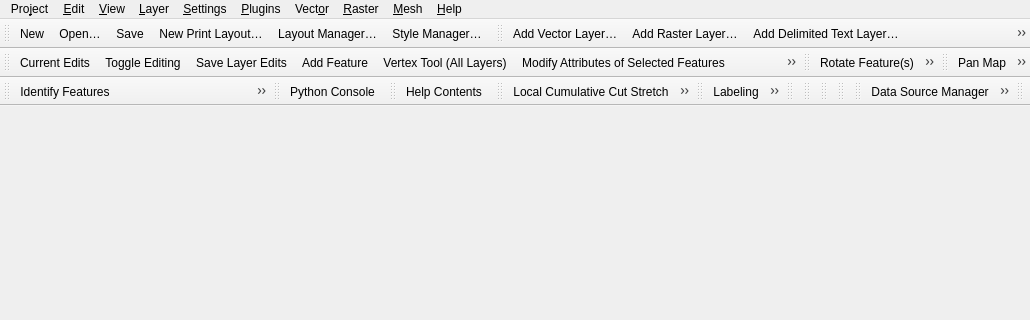
First picture: the form in src/ui/qgisapp.ui, repository qgis/QGIS, before the edit; both pictures show x 0 to 1030 and y 0 to 320 of the 1030 by 506 pixel window.
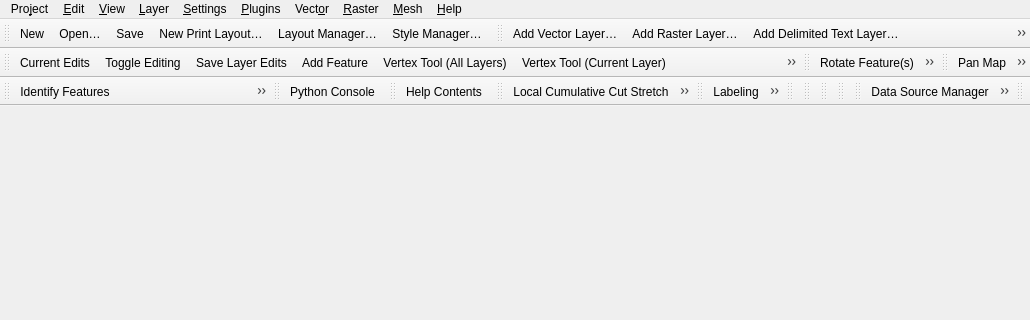
Second picture: the form after the edit. Icons and pictures are not drawn.

```diff
--- a/src/ui/qgisapp.ui
+++ b/src/ui/qgisapp.ui
@@ -450,6 +450,7 @@
    <addaction name="mActionSaveLayerEdits"/>
    <addaction name="mActionAddFeature"/>
    <addaction name="mActionVertexTool"/>
+   <addaction name="mActionVertexToolActiveLayer"/>
    <addaction name="mActionMultiEditAttributes"/>
    <addaction name="mActionDeleteSelected"/>
    <addaction name="mActionCutFeatures"/>
```
Left out of the diff: 1 changed line with no effect on the pictures.
